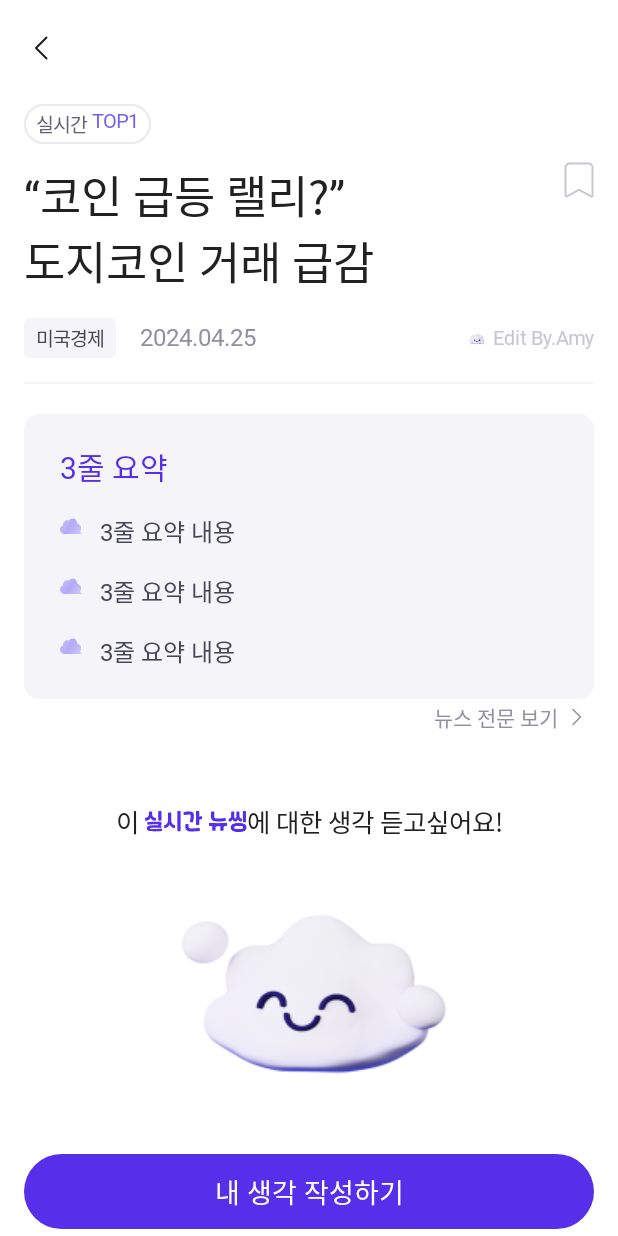
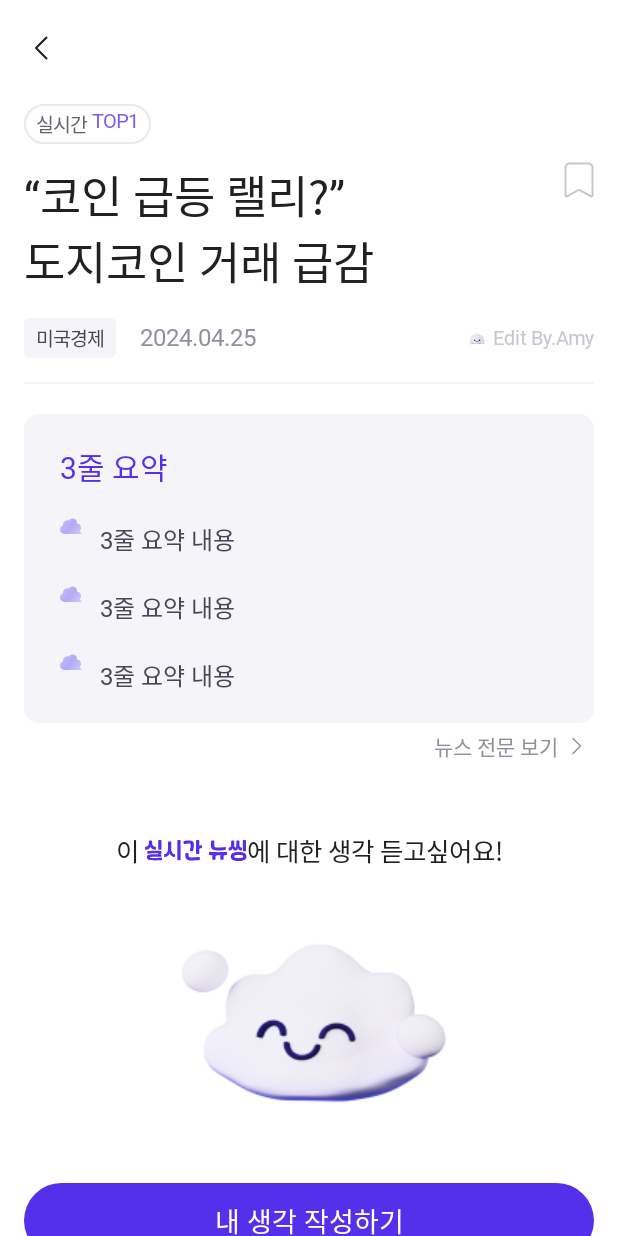
Before and after one commit to gitsuhyun/Compose-Practice, an Android app built with Jetpack Compose: the @Preview function LiveNewsScreen, on a phone screen of 412 x 824 dp. Run offline under Robolectric (Android 15) with nearby library versions, the phone set to English and light mode, and no system bars; Roboto replaces fonts that are not available here.

Commit message:
[Style] 배치 수정

```diff
--- a/app/src/main/java/com/example/compose_practice/screens/home/LiveNewsScreen.kt
+++ b/app/src/main/java/com/example/compose_practice/screens/home/LiveNewsScreen.kt
@@ -122,6 +122,7 @@ fun LiveNewsScreen() {
                             }
 
                         }
+                        Spacer(modifier = Modifier.height(3.dp))
                         //뉴스 전문 보기
                         moveToNewsSource()
                         Spacer(modifier = Modifier.height(45.dp))
@@ -238,7 +239,8 @@ private fun summary() {
             text = "3줄 요약 내용",
             style = ComposePracticeTheme.typography.Ln1_r.copy(
                 color = ComposePracticeTheme.colors.g6,
-            )
+            ),
+            modifier = Modifier.padding(top = 5.dp)
         )
     }
 }
--- a/app/src/main/java/com/example/compose_practice/screens/home/NewsLetterScreen.kt
+++ b/app/src/main/java/com/example/compose_practice/screens/home/NewsLetterScreen.kt
@@ -232,7 +232,8 @@ private fun summary() {
             text = "물가상승률이 예상보다 높아 불과 몇 주 만에 전문가들의 미국 기준금리 인하 예상 시점이 한참 미뤄졌음.",
             style = ComposePracticeTheme.typography.Ln1_r.copy(
                 color = ComposePracticeTheme.colors.g6,
-            )
+            ),
+            modifier = Modifier.padding(top = 5.dp)
         )
     }
 }
```
